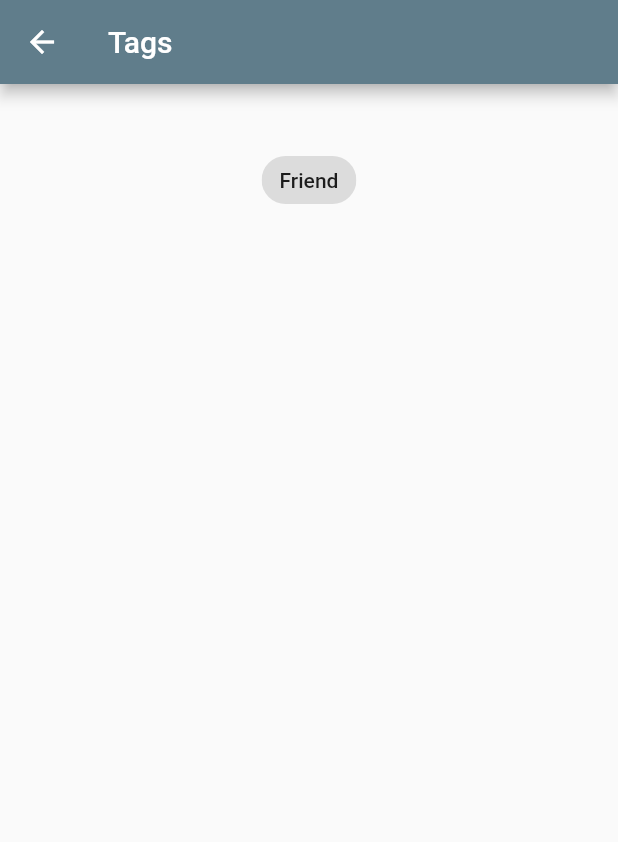
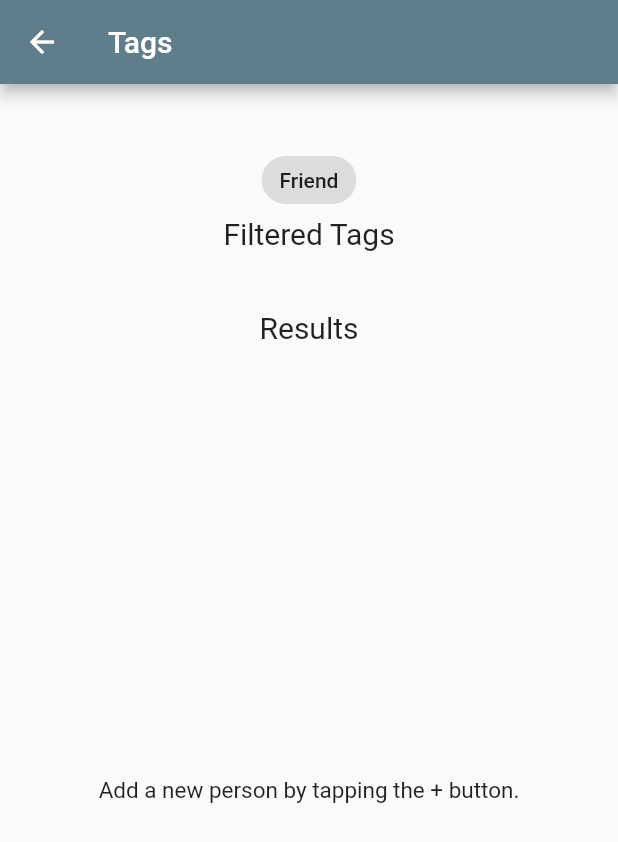
Before and after one commit to kikeda1102/HitoMemo, a Flutter app: the screen it shows after launch, after a tap on "Tags", on a phone screen of 412 x 824 dp. Shown: the top 842 px of the screen. Run offline on Flutter 3.47's test engine with Material 2 defaults, Android fonts, the phone set to English and light mode, and no system bars; our stand-ins replace isar; accounts and stored records are empty; generated files the repository leaves out were written again.

Commit message:
tag画面を作成中

```diff
--- a/lib/models/general_tag.dart
+++ b/lib/models/general_tag.dart
@@ -8,4 +8,18 @@ class GeneralTag {
   final String title;
 
   GeneralTag({required this.title});
+
+  // hashcodeと==を実装
+  @override
+  bool operator ==(Object other) {
+    if (identical(this, other)) return true;
+    if (other is GeneralTag) {
+      return runtimeType == other.runtimeType && title == other.title;
+    } else {
+      return false;
+    }
+  }
+
+  @override
+  int get hashCode => title.hashCode;
 }
--- a/lib/pages/settings_page.dart
+++ b/lib/pages/settings_page.dart
@@ -1,5 +1,5 @@
 import 'package:flutter/material.dart';
-import 'package:hitomemo/services/isar_service.dart';
+// import 'package:hitomemo/services/isar_service.dart';
 
 // Settings Page
 
--- a/lib/pages/tag_management_page.dart
+++ b/lib/pages/tag_management_page.dart
@@ -2,6 +2,7 @@ import 'package:flutter/material.dart';
 import 'package:hitomemo/services/isar_service.dart';
 import 'package:hitomemo/models/profile.dart';
 import 'package:hitomemo/models/general_tag.dart';
+import 'package:hitomemo/pages/profile_detail_page.dart';
 
 // タグ管理画面
 
@@ -14,6 +15,9 @@ class TagManagementPage extends StatefulWidget {
 }
 
 class _TagManagementPageState extends State<TagManagementPage> {
+  // 絞り込みするタグ
+  List<GeneralTag> filteredTags = [];
+
   @override
   Widget build(BuildContext context) {
     return Scaffold(
@@ -37,7 +41,6 @@ class _TagManagementPageState extends State<TagManagementPage> {
                 }
 
                 List<GeneralTag> generalTags = snapshot.data!;
-                List<GeneralTag> toggledTags = [];
 
                 return Wrap(
                   spacing: 10,
@@ -49,21 +52,112 @@ class _TagManagementPageState extends State<TagManagementPage> {
                           onSelected: (isSelected) {
                             setState(() {
                               if (isSelected) {
-                                // newProfile.personalTags.add(tag.title);
+                                filteredTags.add(tag);
                               } else {
-                                // newProfile.personalTags.remove(tag.title);
+                                filteredTags.remove(tag);
                               }
-                              toggledTags.add(tag);
                             });
                           },
-                          selected: toggledTags.contains(tag),
+                          selected: filteredTags.contains(tag),
                         ),
                       )
                       .toList(),
                 );
               },
             ),
+            // filteredTagsを表示
+            const Text('Filtered Tags', style: TextStyle(fontSize: 20)),
+            Wrap(
+              spacing: 10,
+              runSpacing: -8,
+              children: filteredTags
+                  .map(
+                    (tag) => FilterChip(
+                      label: Text(tag.title),
+                      onSelected: (isSelected) {
+                        setState(() {
+                          if (isSelected) {
+                            // filteredTags.add(tag);
+                          } else {
+                            filteredTags.remove(tag);
+                          }
+                          // toggledTags.add(tag);
+                        });
+                      },
+                      selected: filteredTags.contains(tag),
+                    ),
+                  )
+                  .toList(),
+            ),
             const SizedBox(height: 40),
+            const Text('Results', style: TextStyle(fontSize: 20)),
+            Expanded(
+              child: Padding(
+                padding: const EdgeInsets.all(8),
+                child: StreamBuilder<List<Profile>>(
+                  stream: widget.service.listenToProfiles(),
+                  builder: (context, AsyncSnapshot<List<Profile>> snapshot) {
+                    if (snapshot.data != null && snapshot.data!.isNotEmpty) {
+                      // タグで絞り込み
+                      // final filteredProfiles = snapshot.data!
+                      //     .where((profile) => profile.personalTags
+                      //         .contains())
+                      //     .toList();
+
+                      return ListView.separated(
+                        separatorBuilder: (BuildContext context, int index) =>
+                            const Divider(
+                          color: Colors.grey,
+                          thickness: 1.0,
+                        ),
+                        itemCount: snapshot.data!.length,
+                        itemBuilder: (context, index) {
+                          final profile = snapshot.data![index];
+                          return ListTile(
+                            title: Text(profile.name),
+                            trailing: Text(profile.memo),
+                            // タグ
+                            subtitle: Column(
+                              crossAxisAlignment: CrossAxisAlignment.start,
+                              children: [
+                                if (profile.personalTags.isNotEmpty)
+                                  Wrap(
+                                    spacing: 4,
+                                    runSpacing: -12,
+                                    children: profile.personalTags
+                                        .map((tag) => Chip(
+                                              label: Text(
+                                                tag,
+                                                style: const TextStyle(
+                                                    fontSize: 12),
+                                              ),
+                                            ))
+                                        .toList(),
+                                  ),
+                              ],
+                            ),
+                            onTap: () => Navigator.of(context).push(
+                              MaterialPageRoute(
+                                  builder: (context) => ProfileDetailPage(
+                                      profile: profile,
+                                      service: widget.service)),
+                            ),
+                          );
+                        },
+                      );
+                    } else if (snapshot.hasError) {
+                      return const Center(child: Text('Error occurred'));
+                    } else {
+                      return const Center(
+                          child: Text(
+                        'Add a new person by tapping the + button.',
+                        style: TextStyle(fontSize: 15),
+                      ));
+                    }
+                  },
+                ),
+              ),
+            ),
           ],
         ),
       ),
```
Also changed, not shown: lib/models/general_tag.g.dart.
